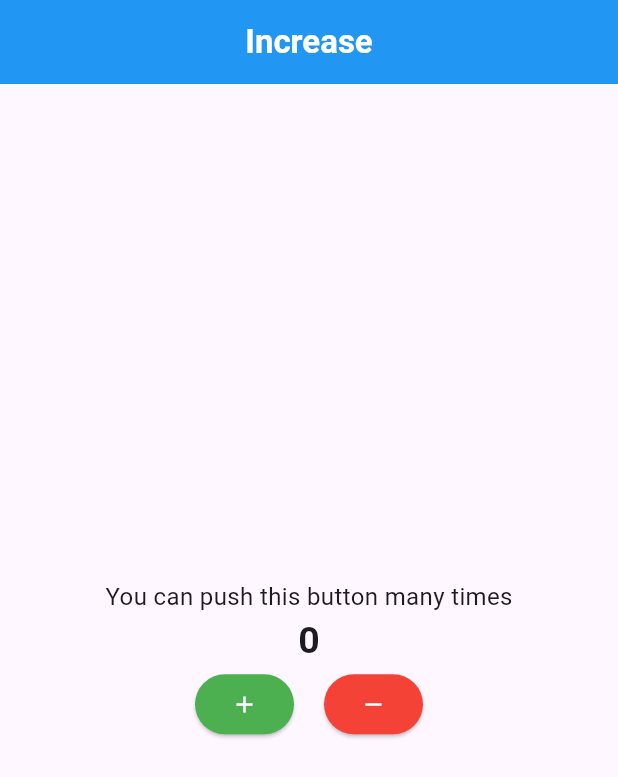
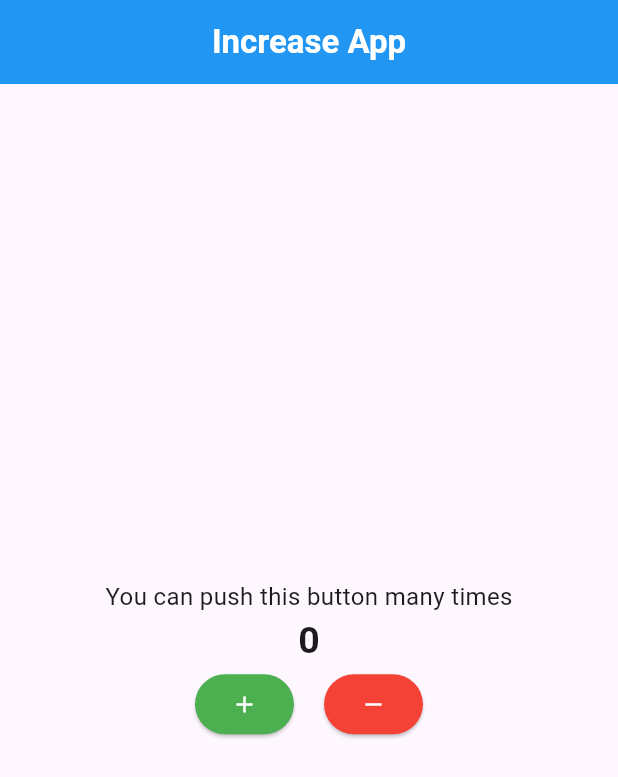
Before and after one commit to ChakavalTR/Increase-App, a Flutter app: the screen it shows after launch, on a phone screen of 412 x 824 dp. Shown: the top 777 px of the screen. Run offline on Flutter 3.47's test engine with Material 3 defaults, Android fonts, the phone set to English and light mode, and no system bars.

Commit message:
add more app bar

```diff
--- a/lib/home_view.dart
+++ b/lib/home_view.dart
@@ -14,7 +14,7 @@ class _HomeViewState extends State<HomeView> {
     return Scaffold(
       appBar: AppBar(
         title: Text(
-          'Increase',
+          'Increase App',
           style: TextStyle(fontWeight: FontWeight.bold, color: Colors.white),
         ),
         centerTitle: true,
```
